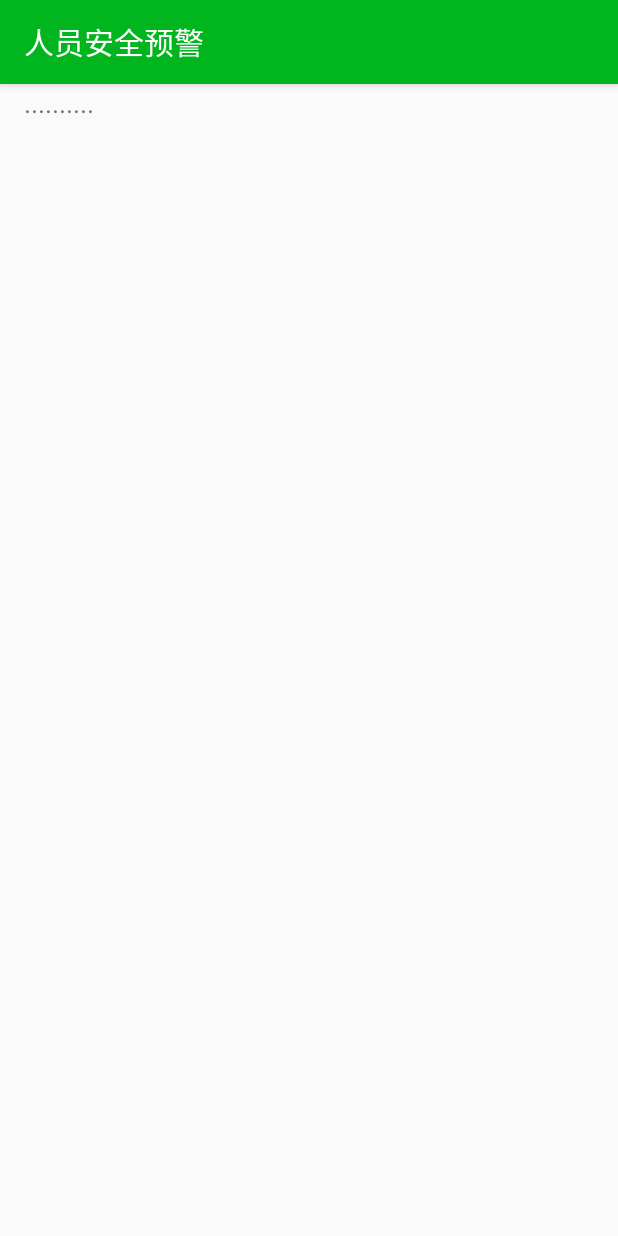
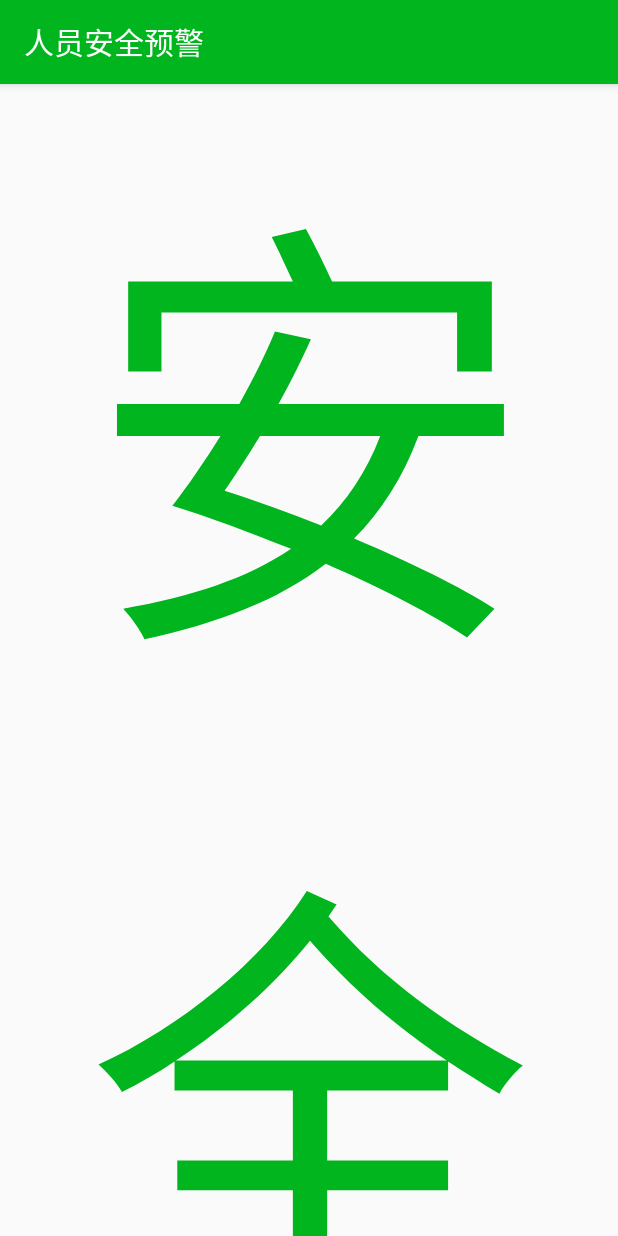
Before and after one commit to CHENJIAMIAN/TestGeoPosition, an Android app: the screen it shows after launch (MainActivity), on a phone screen of 412 x 824 dp. Run offline under Robolectric (Android 15) with nearby library versions, the phone set to English and light mode, and no system bars; 1 statement that could not run was skipped.

Commit message:
去除警报图标对话框，改为“安全”，“危险”二字居中竖排

```diff
--- a/app/src/main/AndroidManifest.xml
+++ b/app/src/main/AndroidManifest.xml
@@ -8,6 +8,7 @@
     <uses-permission android:name="android.permission.ACCESS_WIFI_STATE" />
     <uses-permission android:name="android.permission.ACCESS_COARSE_LOCATION" />
     <uses-permission android:name="android.permission.VIBRATE"/>
+    <uses-permission android:name="android.permission.WRITE_EXTERNAL_STORAGE"/>
 
     <application
         android:allowBackup="true"
--- a/app/src/main/java/test/alexander/ru/testapp/MainActivity.java
+++ b/app/src/main/java/test/alexander/ru/testapp/MainActivity.java
@@ -4,9 +4,12 @@ import android.Manifest;
 import android.annotation.SuppressLint;
 import android.content.Intent;
 import android.content.pm.PackageManager;
+import android.content.res.AssetFileDescriptor;
 import android.location.Location;
 import android.location.LocationListener;
 import android.location.LocationManager;
+import android.media.AudioManager;
+import android.media.MediaPlayer;
 import android.net.Uri;
 import android.os.AsyncTask;
 import android.os.Build;
@@ -14,10 +17,11 @@ import android.os.Bundle;
 import android.os.Vibrator;
 import android.provider.Settings;
 import android.support.annotation.NonNull;
-import android.support.annotation.RequiresApi;
 import android.support.v4.app.ActivityCompat;
+import android.support.v7.app.AlertDialog;
 import android.support.v7.app.AppCompatActivity;
 import android.util.Log;
+import android.view.View;
 import android.widget.TextView;
 import android.widget.Toast;
 
@@ -32,19 +36,25 @@ import java.net.HttpURLConnection;
 import java.net.MalformedURLException;
 import java.net.ProtocolException;
 import java.net.URL;
-import java.util.Date;
 
 public class MainActivity extends AppCompatActivity {
 
-    TextView locationText;
+    private TextView locationStatsTextSafe;
+    private TextView locationStatsTextUnSafe;
     private LocationManager locationManager;
-    Vibrator vibrator;
-    private LocationListener locationListener = new LocationListener() {
+    private AudioManager audioService;
+    private Vibrator vibrator;
+    private AssetFileDescriptor fileBee;
+    private AlertDialog warningDialog;
+
+    public LocationListener locationListener = new LocationListener() {
 
         @Override
         public void onLocationChanged(Location location) {
             Toast.makeText(getApplicationContext(), "获取位置...", Toast.LENGTH_SHORT).show();
-            showLocation(location);
+            if (location != null) {
+                new RestPutTask().execute(location.getLongitude(), location.getLatitude());
+            }
         }
 
         @Override
@@ -55,7 +65,10 @@ public class MainActivity extends AppCompatActivity {
         @SuppressLint("MissingPermission")
         @Override
         public void onProviderEnabled(String provider) {
-            showLocation(locationManager.getLastKnownLocation(provider));
+            Location location=locationManager.getLastKnownLocation(provider);
+            if (location != null) {
+                new RestPutTask().execute(location.getLongitude(), location.getLatitude());
+            }
         }
 
         @Override
@@ -65,9 +78,17 @@ public class MainActivity extends AppCompatActivity {
     };
 
     @Override
+    protected void onResume() {
+        super.onResume();
+        doLocationing();
+    }
+
+    @Override
     protected void onPause() {
         super.onPause();
         locationManager.removeUpdates(locationListener);
+        vibrator.cancel();
+        mediaPlayer.pause();
     }
 
     @SuppressLint("MissingPermission")
@@ -139,9 +160,32 @@ public class MainActivity extends AppCompatActivity {
     protected void onCreate(Bundle savedInstanceState) {
         super.onCreate(savedInstanceState);
         setContentView(R.layout.activity_main);
+
         locationManager = (LocationManager) getSystemService(LOCATION_SERVICE);
-        locationText = (TextView) findViewById(R.id.Location);
-        locationText.setText("..........");
+        vibrator = (Vibrator) getSystemService(VIBRATOR_SERVICE);
+        audioService = (AudioManager) getSystemService(AUDIO_SERVICE);
+        fileBee = getResources().openRawResourceFd(R.raw.bee);
+        //设定数据源，并准备播放
+        try {
+            mediaPlayer.setDataSource(fileBee.getFileDescriptor(), fileBee.getStartOffset(), fileBee.getLength());
+            fileBee.close();
+            mediaPlayer.setVolume(0.2f, 0.2f);
+            mediaPlayer.setLooping(true);
+            mediaPlayer.setAudioStreamType(AudioManager.STREAM_MUSIC);
+            mediaPlayer.prepare();
+        } catch (IOException ioe) {
+            mediaPlayer = null;
+        }
+
+        locationStatsTextSafe =  findViewById(R.id.LocationStatsSafe);
+        locationStatsTextUnSafe = findViewById(R.id.LocationStatsUnSafe);
+
+        // 警报图标对话框
+        AlertDialog.Builder builder = new AlertDialog.Builder(this,R.style.AlertDialog);
+        final View WarnIcon = getLayoutInflater().inflate(R.layout.warn_icon, null);
+        builder.setView(WarnIcon);
+        warningDialog = builder.create();
+
         //没有权限
         if (ActivityCompat.checkSelfPermission(this, Manifest.permission.ACCESS_FINE_LOCATION) != PackageManager.PERMISSION_GRANTED && ActivityCompat.checkSelfPermission(this, Manifest.permission.ACCESS_COARSE_LOCATION) != PackageManager.PERMISSION_GRANTED) {
             if (ActivityCompat.shouldShowRequestPermissionRationale(this, Manifest.permission.ACCESS_FINE_LOCATION)) {
@@ -159,28 +203,7 @@ public class MainActivity extends AppCompatActivity {
         }
     }
 
-    private void showLocation(Location location) {
-        if (location != null) {
-            locationText.setText(formatLocation(location));
-            new RestPutTask().execute(location.getLongitude(), location.getLatitude());
-        }
 
-
-    }
-
-    private String formatLocation(final Location location) {
-        if (location == null) {
-            return "";
-        }
-
-        String resultStr = location.getLongitude() + " , " + location.getLatitude()
-                + "\n" + String.format("%1$tF %1$tT", new Date(location.getTime()))
-                + "\n" + location.getProvider();
-
-        new RestPutTask().execute(location.getLongitude(), location.getLatitude());
-        return resultStr;
-
-    }
 
     class RestPutTask extends AsyncTask<Double, Void, Integer> {
         private String PutPosition(final double lon, final double lat) {
@@ -227,10 +250,12 @@ public class MainActivity extends AppCompatActivity {
             return result;
 
         }
-        private Integer GetIsSafe(){
+
+        private Integer GetIsSafe() {
             String result = "";
-            int isSafe=1;
-            JSONObject jsonObject = null;;
+            int isSafe = 1;
+            JSONObject jsonObject = null;
+            ;
             try {
                 URL url = new URL("https://api2.bmob.cn/1/classes/IsSafe/23611c62ee");
                 HttpURLConnection conn = (HttpURLConnection) url.openConnection();
@@ -248,10 +273,10 @@ public class MainActivity extends AppCompatActivity {
                         result += line;
                     }
                 } else {
-                    result= "请求失败----Code:" + conn.getResponseCode() + "Message:" + conn.getResponseMessage();
+                    result = "请求失败----Code:" + conn.getResponseCode() + "Message:" + conn.getResponseMessage();
                 }
                 jsonObject = new JSONObject(result);
-                isSafe=jsonObject.optInt("isSafe");
+                isSafe = jsonObject.optInt("isSafe");
 
                 conn.disconnect();// 断开连接
 
@@ -266,48 +291,75 @@ public class MainActivity extends AppCompatActivity {
             }
             return isSafe;
         }
+
         @Override
         protected Integer doInBackground(Double... doubles) {
             PutPosition(doubles[0], doubles[1]);
-            int isSafe= GetIsSafe();
-            return isSafe;
+            return GetIsSafe();
         }
+
         @Override
         protected void onPostExecute(Integer isSafe) {
             super.onPostExecute(isSafe);
-//            locationText.setText(locationText.getText() + "\n" + isSafe);
-            if(isSafe==1){
+            if(IS_SAFE==isSafe) return;
+            if (isSafe == 1) {
+                IS_SAFE=isSafe;
                 undoWarning();
-            }else {
+            } else {
+                IS_SAFE=isSafe;
                 doWarning();
             }
         }
 
 
     }
+    int IS_SAFE=1;
+    MediaPlayer mediaPlayer = new MediaPlayer();
 
+    boolean shouldPlayBeep = true;
 
     /**
      * 报警处理,震动,显示红色
      */
     private void doWarning() {
-        vibrator = (Vibrator) getSystemService(VIBRATOR_SERVICE);
-        vibrator.vibrate(2000);  // 设置手机振动
         if (Build.VERSION.SDK_INT >= Build.VERSION_CODES.LOLLIPOP) {
             getSupportActionBar().setBackgroundDrawable(getDrawable(R.color.red));
             findViewById(R.id.ConstraintLayout).setBackground(getDrawable(R.color.red));
+            locationStatsTextSafe.setVisibility(View.INVISIBLE);
+            locationStatsTextUnSafe.setVisibility(View.VISIBLE);
+        }
+        // 设置手机振动
+        vibrator.vibrate(100);
+
+        // 开始播放警报声
+        shouldPlayBeep = true;
+        //静音或震动模式
+        if (audioService.getRingerMode() != AudioManager.RINGER_MODE_NORMAL) {
+            shouldPlayBeep = false;
+            mediaPlayer.pause();
+        }
+        if (shouldPlayBeep && mediaPlayer != null && !mediaPlayer.isPlaying()) {
+            mediaPlayer.start();
         }
     }
+
     /**
      * 取消报警处理,震动,显示红色
      */
     private void undoWarning() {
-        if(null!=vibrator){
-            vibrator.cancel();// 关闭振动
-        }
         if (Build.VERSION.SDK_INT >= Build.VERSION_CODES.LOLLIPOP) {
             getSupportActionBar().setBackgroundDrawable(getDrawable(R.color.primaryColor));
             findViewById(R.id.ConstraintLayout).setBackground(getDrawable(R.color.white));
+            locationStatsTextSafe.setVisibility(View.VISIBLE);
+            locationStatsTextUnSafe.setVisibility(View.INVISIBLE);
+        }
+        if (null != vibrator) {
+            vibrator.cancel();// 关闭振动
+            shouldPlayBeep = false;
+        }
+
+        if (mediaPlayer != null && mediaPlayer.isPlaying()) {
+            mediaPlayer.pause();
         }
     }
 }
--- a/app/src/main/res/layout/activity_main.xml
+++ b/app/src/main/res/layout/activity_main.xml
@@ -2,20 +2,48 @@
 <android.support.constraint.ConstraintLayout xmlns:android="http://schemas.android.com/apk/res/android"
     xmlns:app="http://schemas.android.com/apk/res-auto"
     xmlns:tools="http://schemas.android.com/tools"
+    android:id="@+id/ConstraintLayout"
     android:layout_width="match_parent"
     android:layout_height="match_parent"
-    tools:context="test.alexander.ru.testapp.MainActivity"
-    android:id="@+id/ConstraintLayout">
+    tools:context="test.alexander.ru.testapp.MainActivity">
 
     <TextView
-        android:id="@+id/Location"
+        android:id="@+id/LocationStatsSafe"
         android:layout_width="match_parent"
-        android:layout_height="wrap_content"
-        android:layout_marginLeft="16dp"
-        android:layout_marginStart="16dp"
-        android:layout_marginTop="10dp"
-        android:textSize="18sp"
+        android:layout_height="match_parent"
+        android:gravity="center_horizontal|center_vertical"
+        android:text="@string/safe"
+        android:textColor="@color/primaryColor"
         android:textIsSelectable="true"
+        android:textSize="300sp"
+        android:visibility="visible"
+        app:layout_constraintBottom_toBottomOf="parent"
+        app:layout_constraintEnd_toEndOf="parent"
+        app:layout_constraintHorizontal_bias="0.6"
         app:layout_constraintLeft_toLeftOf="parent"
-        tools:ignore="MissingConstraints" />
+        app:layout_constraintStart_toStartOf="parent"
+        app:layout_constraintTop_toTopOf="parent"
+        app:layout_constraintVertical_bias="0.175"
+        tools:ignore="MissingConstraints"
+        tools:text="安全" />
+
+    <TextView
+        android:id="@+id/LocationStatsUnSafe"
+        android:layout_width="match_parent"
+        android:layout_height="match_parent"
+        android:gravity="center_horizontal|center_vertical"
+        android:text="@string/unsafe"
+        android:textColor="@color/white"
+        android:textIsSelectable="true"
+        android:textSize="300sp"
+        android:visibility="invisible"
+        app:layout_constraintBottom_toBottomOf="parent"
+        app:layout_constraintEnd_toEndOf="parent"
+        app:layout_constraintHorizontal_bias="1.0"
+        app:layout_constraintLeft_toLeftOf="parent"
+        app:layout_constraintStart_toStartOf="parent"
+        app:layout_constraintTop_toTopOf="parent"
+        app:layout_constraintVertical_bias="0.557"
+        tools:ignore="MissingConstraints"
+        tools:text="危险" />
 </android.support.constraint.ConstraintLayout>
--- a/app/src/main/res/values/colors.xml
+++ b/app/src/main/res/values/colors.xml
@@ -1,6 +1,6 @@
 <?xml version="1.0" encoding="utf-8"?>
 <resources>
-    <color name="colorPrimary">#00B51D</color>
+    <color name="colorPrimary">#CBE6CF</color>
     <color name="colorPrimaryDark">#005711</color>
     <color name="colorAccent">#FF0000</color>
     <color name="primaryColor">#00B51D</color>
--- a/app/src/main/res/values/strings.xml
+++ b/app/src/main/res/values/strings.xml
@@ -1,3 +1,5 @@
 <resources>
     <string name="app_name">人员安全预警</string>
+    <string name="safe">安全</string>
+    <string name="unsafe">危险</string>
 </resources>
--- a/app/src/main/res/values/styles.xml
+++ b/app/src/main/res/values/styles.xml
@@ -8,4 +8,13 @@
         <item name="colorAccent">@color/colorAccent</item>
     </style>
 
+    <style name="AlertDialog" parent="Theme.AppCompat.Light.Dialog">
+        <!-- 这里设置背景为透明，为了隐藏边框 -->
+        <item name="android:windowBackground">@android:color/transparent</item>
+        <item name="android:windowNoTitle">true</item>
+        <!-- 这里是修改内容区域背景颜色 -->
+        <item name="android:windowIsTranslucent">true</item>
+        <item name="android:windowFullscreen">true</item>
+    </style>
+
 </resources>
```
Also changed, not shown: 1 other file.
